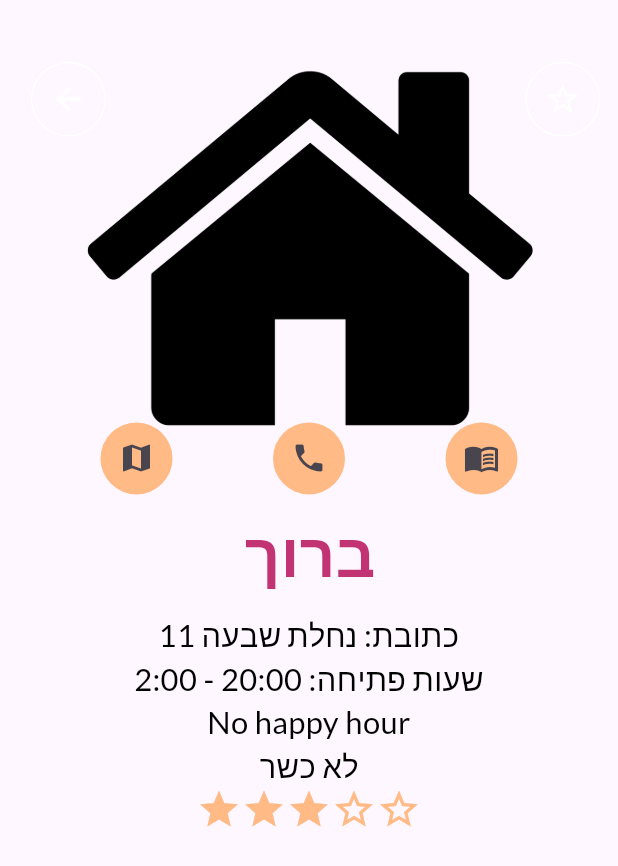
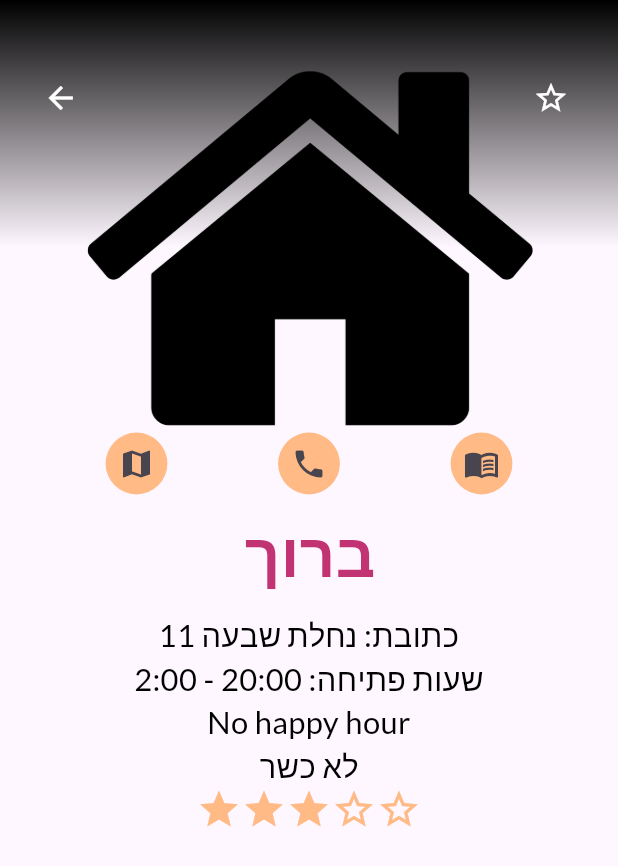
Before and after one commit to SimhaMarouani/everyBarApp, a Flutter app: the BusinessHomePage screen opened directly with sample values from the repository, on a phone screen of 412 x 824 dp. Shown: the top 866 px of the screen. Run offline on Flutter 3.47's test engine with Material 2 defaults, Android fonts, the phone set to English and light mode, and no system bars; our stand-ins replace flutter_riverpod, google_fonts; network calls fail; project files that could hold a hidden picture were left out.

Commit message:
positioned all the buttons in the business page

```diff
--- a/lib/screens/business_home_page.dart
+++ b/lib/screens/business_home_page.dart
@@ -2,13 +2,14 @@ import 'package:flutter/material.dart';
 import 'package:flutter_riverpod/flutter_riverpod.dart';
 import 'package:iBar/data/Headlines.dart';
 import 'package:iBar/models/business_model.dart';
-import 'package:iBar/providers/favourite_provider.dart';
 import 'package:iBar/providers/language_provider.dart';
 import 'package:iBar/widgets/RaitingBar.dart';
 import 'package:iBar/widgets/business_home_page_buttons.dart';
 import 'package:iBar/widgets/business_page_text.dart';
 import 'package:http/http.dart' as http;
 import 'dart:typed_data';
+
+import 'package:iBar/widgets/business_page_top.dart';
 
 class BusinessHomePage extends ConsumerWidget {
   const BusinessHomePage({
@@ -35,10 +36,9 @@ class BusinessHomePage extends ConsumerWidget {
 
   @override
   Widget build(BuildContext context, WidgetRef ref) {
-    final favoriteBusinesses = ref.watch(favoriteBusinessProvider);
-    final isFav = favoriteBusinesses.contains(businessModel);
     final selectedLanguage = ref.watch(currentLanguageProvider);
     final selectedMap = selectedLanguageMap[selectedLanguage];
+
     final deviceWidth = MediaQuery.of(context).size.width;
     final deviceHeight = MediaQuery.of(context).size.height;
 
@@ -62,7 +62,7 @@ class BusinessHomePage extends ConsumerWidget {
                           return Image.memory(
                             width: double.infinity,
                             snapshot.data!,
-                            height: deviceHeight,
+                            height: deviceHeight * 0.35,
                             fit: BoxFit.cover,
                           );
                         } else {
@@ -75,65 +75,21 @@ class BusinessHomePage extends ConsumerWidget {
                     ),
                   ),
                   Positioned(
-                    left: 0,
-                    right: 0,
-                    bottom: 0,
-                    child: BusinessPageButtons(business: businessModel),
-                  ),
-                  Padding(
-                    padding: EdgeInsets.only(
-                        left: deviceWidth * 0.05, top: deviceHeight * 0.05),
                     child: Container(
-                      decoration: BoxDecoration(
-                        shape: BoxShape.circle,
-                        border: Border.all(color: Colors.white, width: 1.0),
-                      ),
-                      child: IconButton(
-                        icon: const Icon(Icons.arrow_back),
-                        color: Colors.white,
-                        onPressed: () {
-                          Navigator.of(context).pop();
-                        },
-                      ),
+                      height: deviceHeight * 0.2,
+                      decoration: const BoxDecoration(
+                          gradient: LinearGradient(
+                        colors: [Colors.black, Colors.transparent],
+                        begin: Alignment.topCenter,
+                        end: Alignment.bottomCenter,
+                      )),
                     ),
                   ),
                   Padding(
-                    padding: EdgeInsets.only(
-                        left: deviceWidth * 0.85, top: deviceHeight * 0.05),
-                    child: Container(
-                      decoration: BoxDecoration(
-                        shape: BoxShape.circle,
-                        border: Border.all(color: Colors.white, width: 1.0),
-                      ),
-                      child: IconButton(
-                        onPressed: () {
-                          final wasAdded = ref
-                              .read(favoriteBusinessProvider.notifier)
-                              .toggleMealFavoriteStatus(businessModel);
-                          ScaffoldMessenger.of(context).clearSnackBars();
-                          ScaffoldMessenger.of(context).showSnackBar(SnackBar(
-                              content: Text(wasAdded
-                                  ? 'Marked As Favorites'
-                                  : 'Removed')));
-                        },
-                        icon: AnimatedSwitcher(
-                          duration: const Duration(milliseconds: 300),
-                          transitionBuilder: (child, animation) {
-                            return RotationTransition(
-                              turns: Tween<double>(begin: 0.5, end: 1.0)
-                                  .animate(animation),
-                              child: child,
-                            );
-                          },
-                          child: Icon(
-                            isFav ? Icons.star : Icons.star_border,
-                            key: ValueKey(isFav),
-                            color: Colors.white,
-                          ),
-                        ),
-                      ),
-                    ),
-                  )
+                    padding: EdgeInsets.only(top: deviceHeight * 0.35),
+                    child: BusinessPageButtons(business: businessModel),
+                  ),
+                  BusinessPageTop(business: businessModel)
                 ],
               ),
             ),
--- /dev/null
+++ b/lib/widgets/business_page_top.dart
@@ -0,0 +1,72 @@
+import 'package:flutter/material.dart';
+import 'package:flutter_riverpod/flutter_riverpod.dart';
+import 'package:iBar/models/business_model.dart';
+import 'package:iBar/providers/favourite_provider.dart';
+
+class BusinessPageTop extends ConsumerWidget {
+  const BusinessPageTop({
+    Key? key,
+    required this.business,
+  }) : super(key: key);
+
+  final Business business;
+
+  List<IconButton> createButtons(
+      BuildContext context, bool isFav, WidgetRef ref) {
+    return [
+      IconButton(
+        icon: const Icon(Icons.arrow_back),
+        color: Colors.white,
+        onPressed: () {
+          Navigator.of(context).pop();
+        },
+      ),
+      IconButton(
+        onPressed: () {
+          final wasAdded = ref
+              .read(favoriteBusinessProvider.notifier)
+              .toggleMealFavoriteStatus(business);
+          ScaffoldMessenger.of(context).clearSnackBars();
+          ScaffoldMessenger.of(context).showSnackBar(SnackBar(
+            content: Text(wasAdded ? 'Marked As Favorites' : 'Removed'),
+          ));
+        },
+        icon: AnimatedSwitcher(
+          duration: const Duration(milliseconds: 300),
+          transitionBuilder: (child, animation) {
+            return RotationTransition(
+              turns: Tween<double>(begin: 0.5, end: 1.0).animate(animation),
+              child: child,
+            );
+          },
+          child: Icon(
+            isFav ? Icons.star : Icons.star_border,
+            key: ValueKey(isFav),
+            color: Colors.white,
+          ),
+        ),
+      ),
+    ];
+  }
+
+  @override
+  Widget build(BuildContext context, WidgetRef ref) {
+    final favoriteBusinesses = ref.watch(favoriteBusinessProvider);
+    final isFav = favoriteBusinesses.contains(business);
+    final deviceWidth = MediaQuery.of(context).size.width;
+    final deviceHeight = MediaQuery.of(context).size.height;
+
+    List<IconButton> buttonsList = createButtons(context, isFav, ref);
+    return Padding(
+      padding: EdgeInsets.only(
+          top: deviceHeight * 0.05,
+          left: deviceHeight * 0.02,
+          right: deviceWidth * 0.05),
+      child: Row(
+        mainAxisAlignment: MainAxisAlignment.spaceBetween,
+        children:
+            buttonsList.isNotEmpty ? [for (var wid in buttonsList) wid] : [],
+      ),
+    );
+  }
+}
```
